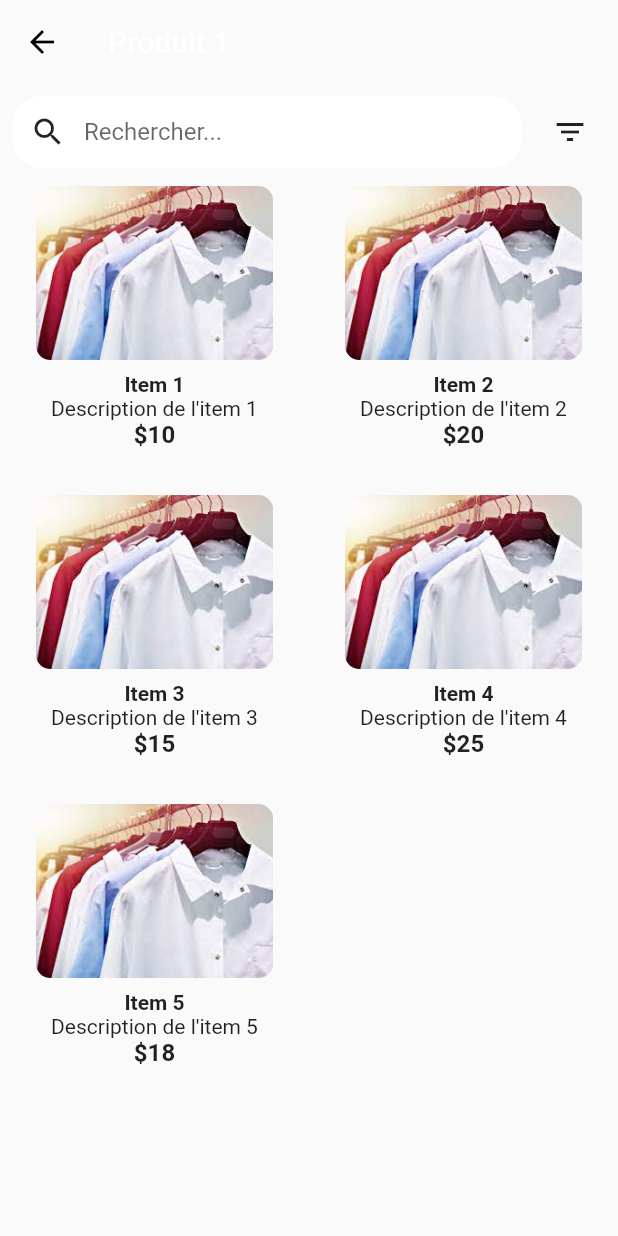
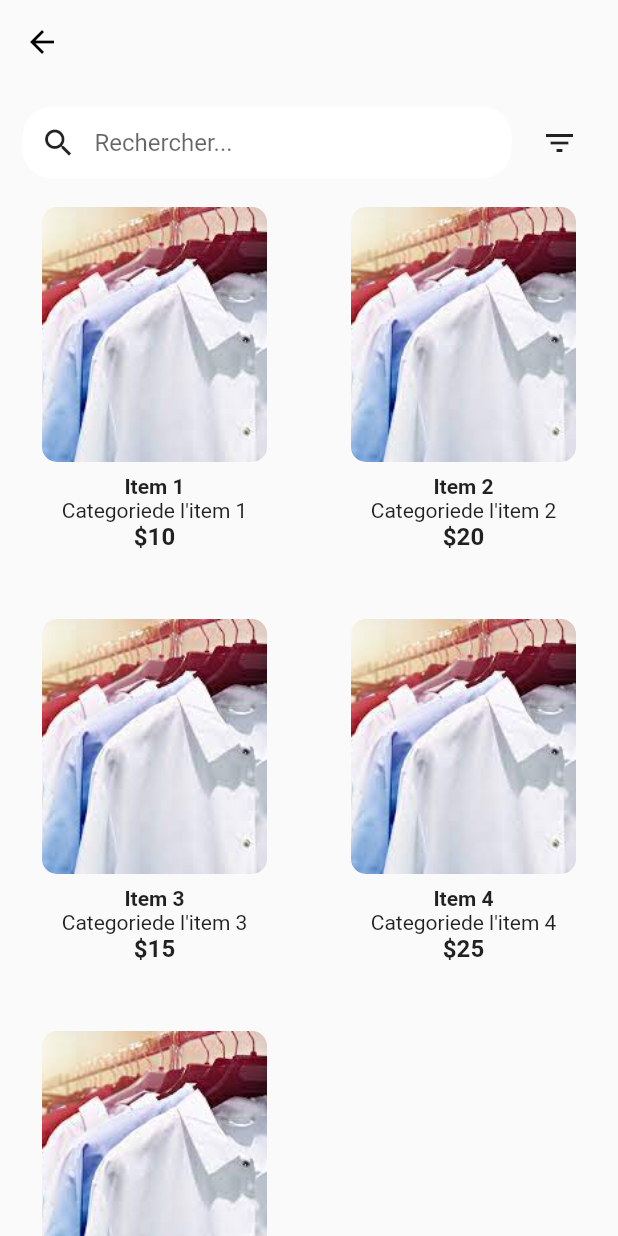
Before and after one commit to rayanhdev/Rshop, a Flutter app: the screen it shows after launch, after a tap on "Login", after a tap on "Catégorie 1", on a phone screen of 412 x 824 dp. Run offline on Flutter 3.47's test engine with Material 2 defaults, Android fonts, the phone set to English and light mode, and no system bars; our stand-ins replace cached_network_image; network calls fail.

Commit message:
gestion height ItemCard with childAspectRatio

```diff
--- a/lib/screens/items_screens.dart
+++ b/lib/screens/items_screens.dart
@@ -26,27 +26,27 @@ class _ItemsPageState extends State<ItemsPage> {
     Item(
         image: 'assets/vetements.jpg',
         title: 'Item 1',
-        subtitle: 'Description de l\'item 1',
+        subtitle: 'Categoriede l\'item 1',
         price: '\$10'),
     Item(
         image: 'assets/vetements.jpg',
         title: 'Item 2',
-        subtitle: 'Description de l\'item 2',
+        subtitle: 'Categoriede l\'item 2',
         price: '\$20'),
     Item(
         image: 'assets/vetements.jpg',
         title: 'Item 3',
-        subtitle: 'Description de l\'item 3',
+        subtitle: 'Categoriede l\'item 3',
         price: '\$15'),
     Item(
         image: 'assets/vetements.jpg',
         title: 'Item 4',
-        subtitle: 'Description de l\'item 4',
+        subtitle: 'Categoriede l\'item 4',
         price: '\$25'),
     Item(
         image: 'assets/vetements.jpg',
         title: 'Item 5',
-        subtitle: 'Description de l\'item 5',
+        subtitle: 'Categoriede l\'item 5',
         price: '\$18'),
   ];
 
@@ -92,14 +92,13 @@ class _ItemsPageState extends State<ItemsPage> {
           backgroundColor: Colors.transparent,
           elevation: 0,
           iconTheme: IconThemeData(color: Colors.black),
-          title: Text(widget.product.name),
         ),
       ),
       body: Column(
         crossAxisAlignment: CrossAxisAlignment.start,
         children: [
           Padding(
-            padding: const EdgeInsets.all(8.0),
+            padding: const EdgeInsets.all(15.0),
             child: Row(
               children: [
                 Expanded(
@@ -161,8 +160,10 @@ class _ItemsPageState extends State<ItemsPage> {
             child: GridView.builder(
               gridDelegate: SliverGridDelegateWithFixedCrossAxisCount(
                 crossAxisCount: 2,
+                childAspectRatio: 0.75
               ),
               itemCount: filteredItems.length,
+
               itemBuilder: (BuildContext context, int index) {
                 final item = filteredItems[index];
                 return Container(
@@ -180,10 +181,10 @@ class _ItemsPageState extends State<ItemsPage> {
                         ClipRRect(
                           borderRadius: BorderRadius.circular(10),
                           child: FractionallySizedBox(
-                            widthFactor:
-                                0.8, // Ajustez la fraction selon vos besoins
                             child: Image.asset(
                               item.image,
+                              height: 170,
+                              width: 150,
                               fit: BoxFit.cover,
                             ),
                           ),
```
